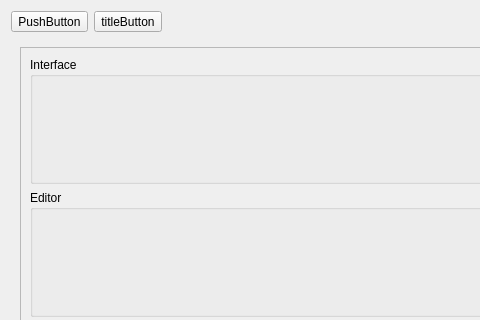
The window that src/plume/gui/preferences.ui (jacquetc/skribisto) describes before a commit, drawn with Qt 5; both pictures show x 0 to 480 and y 0 to 320 of the 631 by 508 pixel window.
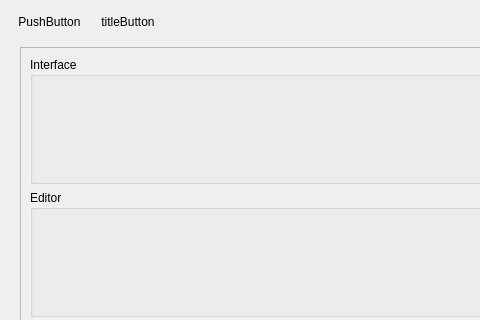
The same window after the commit. Icons and pictures are not drawn.

Commit message: set preferences buttons flat

What changed in the file:
```diff
--- a/src/plume/gui/preferences.ui
+++ b/src/plume/gui/preferences.ui
@@ -37,6 +37,9 @@
          <height>32</height>
         </size>
        </property>
+       <property name="autoRaise">
+        <bool>true</bool>
+       </property>
        <property name="arrowType">
         <enum>Qt::NoArrow</enum>
        </property>
@@ -56,6 +59,9 @@
        <property name="toolButtonStyle">
         <enum>Qt::ToolButtonTextBesideIcon</enum>
        </property>
+       <property name="autoRaise">
+        <bool>true</bool>
+       </property>
       </widget>
      </item>
      <item>
```
The commit also changes 2 other files.
